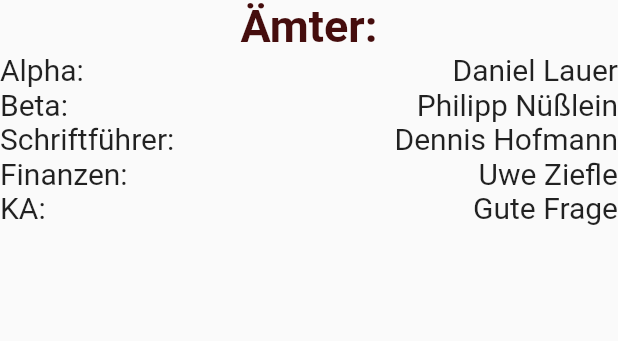
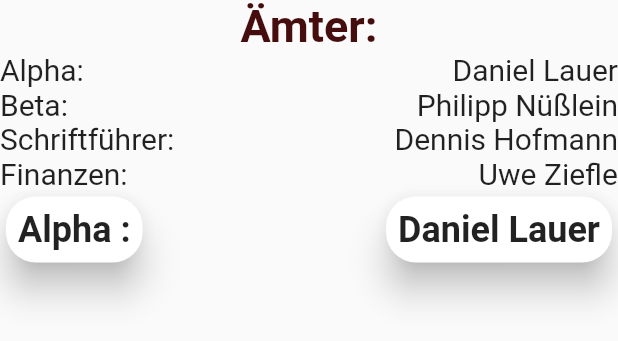
Before and after one commit to Philnue/hirschboeoeg_app, a Flutter app: the AemterWidget widget shown alone on an empty page, opened directly, on a phone screen of 412 x 824 dp. Shown: the top 341 px of the screen. Run offline on Flutter 3.47's test engine with Material 2 defaults, Android fonts, the phone set to English and light mode, and no system bars; our stand-ins replace hive_flutter; accounts and stored records are empty; network calls fail.

Commit message:
Made some UI Changes

```diff
--- a/lib/MyHomePage.dart
+++ b/lib/MyHomePage.dart
@@ -2,9 +2,6 @@ import 'package:boeoeg_app/info_page.dart';
 import 'package:boeoeg_app/kalendar_page.dart';
 import 'package:boeoeg_app/settings_page.dart';
 import 'package:flutter/cupertino.dart';
-import 'package:hive/hive.dart';
-import 'package:path_provider/path_provider.dart';
-import 'dart:io';
 
 class MyHomePage extends StatefulWidget {
   const MyHomePage({Key? key}) : super(key: key);
@@ -46,17 +43,17 @@ class _MyHomePageState extends State<MyHomePage> {
       tabBuilder: (BuildContext context, int index) {
         switch (index) {
           case 0:
-            return KalendarClass();
+            return const KalendarClass();
           case 1:
-            return SettingsPage();
+            return const SettingsPage();
           case 2:
-            return InfoPage();
+            return const InfoPage();
           //case 3:
           // break;
           default:
             break;
         }
-        return Text("");
+        return const Text("Fehler");
       },
     );
   }
--- a/lib/classes/constants.dart
+++ b/lib/classes/constants.dart
@@ -22,4 +22,10 @@ class Constants {
   static const String updateTerminAbstimmungByMitgliedAnTermin =
       fritzBoxConnection +
           "TerminAbstimmung/updateterminabstimmungbyterminidandmitgliedid/";
+
+  static const String deleteTerminAbstimmung =
+      fritzBoxConnection + "TerminAbstimmung/deleteterminabstimmung/";
+
+  static const String loadAllTerminAbstimmungByTermin =
+      fritzBoxConnection + "TerminAbstimmung/loadAllTerminZusagenByTerminId/";
 }
--- a/lib/info_page.dart
+++ b/lib/info_page.dart
@@ -1,11 +1,6 @@
 import 'package:boeoeg_app/widgets/aemter.dart';
 import 'package:flutter/cupertino.dart';
 import 'package:flutter/material.dart';
-import 'package:path_provider/path_provider.dart';
-import 'classes/termine.dart';
-import 'package:hive/hive.dart';
-
-import 'dart:io';
 
 class InfoPage extends StatefulWidget {
   const InfoPage({Key? key}) : super(key: key);
@@ -36,7 +31,7 @@ class _InfoPageState extends State<InfoPage> {
           width: double.infinity,
           child: ListView(
             children: [
-              AemterWidget(),
+              const AemterWidget(),
             ],
           ),
         ));
--- a/lib/kalendar_page.dart
+++ b/lib/kalendar_page.dart
@@ -3,11 +3,6 @@ import 'package:boeoeg_app/classes/httpHelper.dart';
 import 'package:boeoeg_app/widgets/kalendaritem.dart';
 import 'package:flutter/cupertino.dart';
 import 'package:flutter/material.dart';
-import 'package:cupertino_calendar/cupertino_calendar.dart';
-import 'package:http/http.dart' as http;
-import 'dart:convert';
-import 'package:intl/intl.dart';
-import 'dart:convert' show utf8;
 import 'classes/termine.dart';
 import 'classes/constants.dart' as consts;
 
@@ -71,7 +66,7 @@ class _KalendarClassState extends State<KalendarClass> {
                 return KalendarItem(actTermin: _termine.orders[index]);
               },
             )
-          : Center(child: const Text("Bitte Internetverbindung überprüfen")),
+          : const Center(child: Text("Bitte Internetverbindung überprüfen")),
     );
   }
 }
--- a/lib/widgets/aemter.dart
+++ b/lib/widgets/aemter.dart
@@ -14,7 +14,7 @@ class _AemterWidgetState extends State<AemterWidget> {
   Widget build(BuildContext context) {
     return Column(
       children: [
-        Text(
+        const Text(
           "Ämter:",
           style: TextStyle(
               fontSize: 30,
@@ -29,8 +29,8 @@ class _AemterWidgetState extends State<AemterWidget> {
               Row(
                 mainAxisAlignment: MainAxisAlignment.spaceBetween,
                 children: [
-                  AemterText(text: "Alpha:"),
-                  AemterText(
+                  const AemterText(text: "Alpha:"),
+                  const AemterText(
                     text: "Daniel Lauer",
                   ),
                 ],
@@ -65,12 +65,34 @@ class _AemterWidgetState extends State<AemterWidget> {
               Row(
                 mainAxisAlignment: MainAxisAlignment.spaceBetween,
                 children: [
-                  AemterText(text: "KA:"),
-                  AemterText(
-                    text: "Gute Frage",
+                  Card(
+                    shape: RoundedRectangleBorder(
+                        borderRadius: BorderRadius.circular(20)),
+                    elevation: 10,
+                    child: Padding(
+                      padding: const EdgeInsets.all(8.0),
+                      child: Text(
+                        "Alpha :",
+                        style: TextStyle(
+                            fontSize: 24, fontWeight: FontWeight.bold),
+                      ),
+                    ),
                   ),
+                  Card(
+                    shape: RoundedRectangleBorder(
+                        borderRadius: BorderRadius.circular(20)),
+                    elevation: 10,
+                    child: Padding(
+                      padding: const EdgeInsets.all(8.0),
+                      child: Text(
+                        "Daniel Lauer",
+                        style: TextStyle(
+                            fontSize: 24, fontWeight: FontWeight.bold),
+                      ),
+                    ),
+                  )
                 ],
-              ),
+              )
             ],
           ),
         )
--- a/lib/widgets/iconwithtext.dart
+++ b/lib/widgets/iconwithtext.dart
@@ -17,7 +17,10 @@ class IconWithText extends StatelessWidget {
   @override
   Widget build(BuildContext context) {
     return Padding(
-      padding: EdgeInsets.symmetric(horizontal: 10, vertical: 7),
+      padding: const EdgeInsets.symmetric(
+        horizontal: 10,
+        vertical: 7,
+      ),
       child: Row(
         children: [
           Icon(
```
Also changed, not shown: lib/classes/httpHelper.dart (+75 -26 lines), lib/main.dart (+10 -8 lines), lib/settings_page.dart (+2 -13 lines), lib/widgets/allTerminZusagen.dart (added, +56 -0 lines), lib/widgets/futureBuilderSwitch.dart (added, +80 -0 lines), lib/widgets/kalendaritem.dart (+16 -13 lines), lib/widgets/name_field.dart (+7 -13 lines), lib/widgets/selectedCalendarItem.dart (+34 -61 lines), 11 other files.
